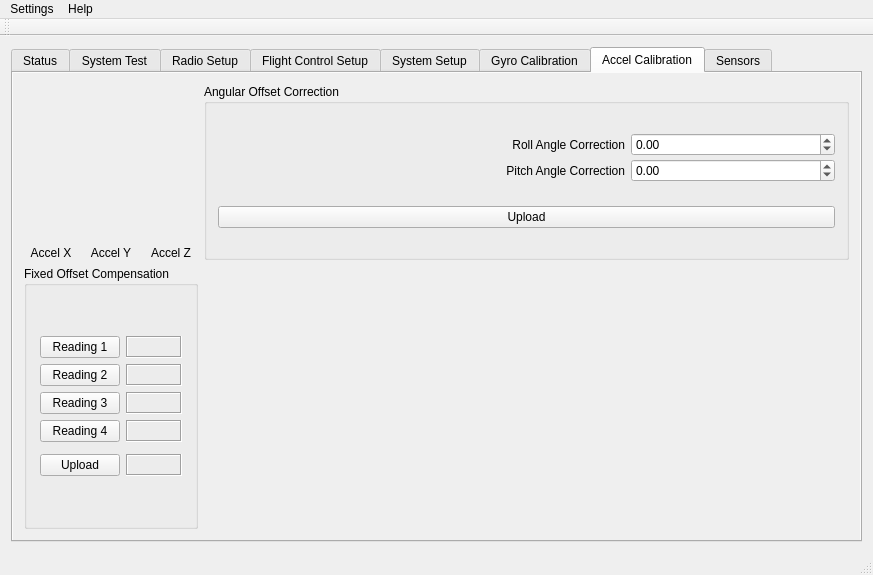
Old version of the form GroundStation-Qt/mainwindow.ui in the repository parallaxinc/Flight-Controller.
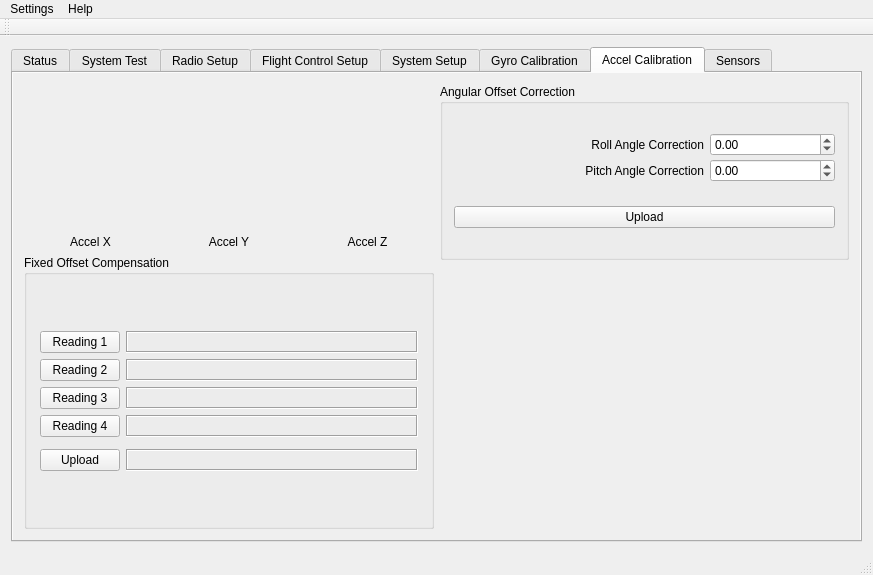
New version of the form. The open tabs and pages were chosen to show the change. Icons and pictures are not drawn. Custom widgets are drawn as their Qt base class.

Commit message: Gauge widget aspect ratio fix

```diff
--- a/GroundStation-Qt/mainwindow.ui
+++ b/GroundStation-Qt/mainwindow.ui
@@ -3257,9 +3257,9 @@
        <attribute name="title">
         <string>Accel Calibration</string>
        </attribute>
-       <layout class="QHBoxLayout" name="horizontalLayout_36">
+       <layout class="QHBoxLayout" name="horizontalLayout_36" stretch="1,1">
         <item>
-         <layout class="QVBoxLayout" name="verticalLayout_28" stretch="2,3">
+         <layout class="QVBoxLayout" name="verticalLayout_28" stretch="3,5">
           <item>
            <layout class="QHBoxLayout" name="horizontalLayout_34">
             <item>
@@ -3335,6 +3335,12 @@
           </item>
           <item>
            <widget class="QGroupBox" name="groupBox_6">
+            <property name="sizePolicy">
+             <sizepolicy hsizetype="Expanding" vsizetype="Preferred">
+              <horstretch>0</horstretch>
+              <verstretch>0</verstretch>
+             </sizepolicy>
+            </property>
             <property name="title">
              <string>Fixed Offset Compensation</string>
             </property>
```
Left out of the diff: 4 changed lines with no effect on the pictures. The commit also changes 1 other file.
